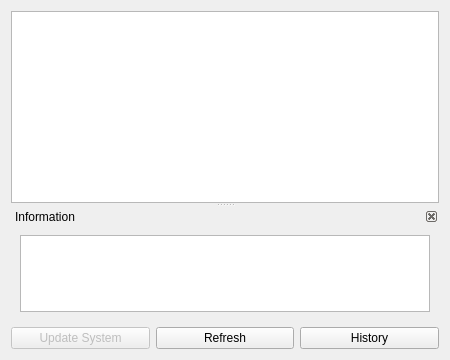
The window that Updater/KpkUpdate.ui (KDE/apper) describes before a commit, drawn with Qt 5.
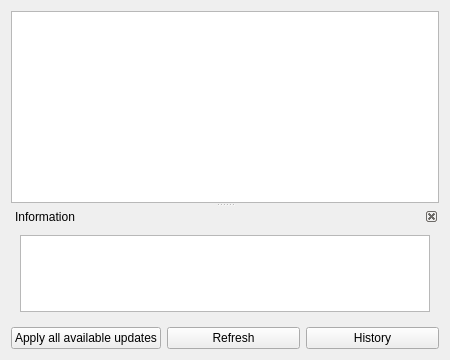
The same window after the commit. Custom widgets are drawn as their Qt base class.

Commit message:
Modified the update UI to become more intuitive.
There is now a one-click method of upgrading all packages. When the updater is
first opened, the available updates aren't all selected. This allows the user to
quickly open-close the updater to see if anything interesting is ready to be
updated, without being prompted to 'discard changes'. Clicking the apply-all
button applies all available updates. The user is still able to cherry pick
updates then click 'apply' or 'ok' as previously possible.

The edit to the form file:
```diff
--- a/Updater/KpkUpdate.ui
+++ b/Updater/KpkUpdate.ui
@@ -85,11 +85,8 @@
    </item>
    <item row="1" column="0" >
     <widget class="QPushButton" name="updatePB" >
-     <property name="enabled" >
-      <bool>false</bool>
-     </property>
      <property name="text" >
-      <string>Update System</string>
+      <string>Apply all available updates</string>
      </property>
     </widget>
    </item>
```
The commit also changes 1 other file.
